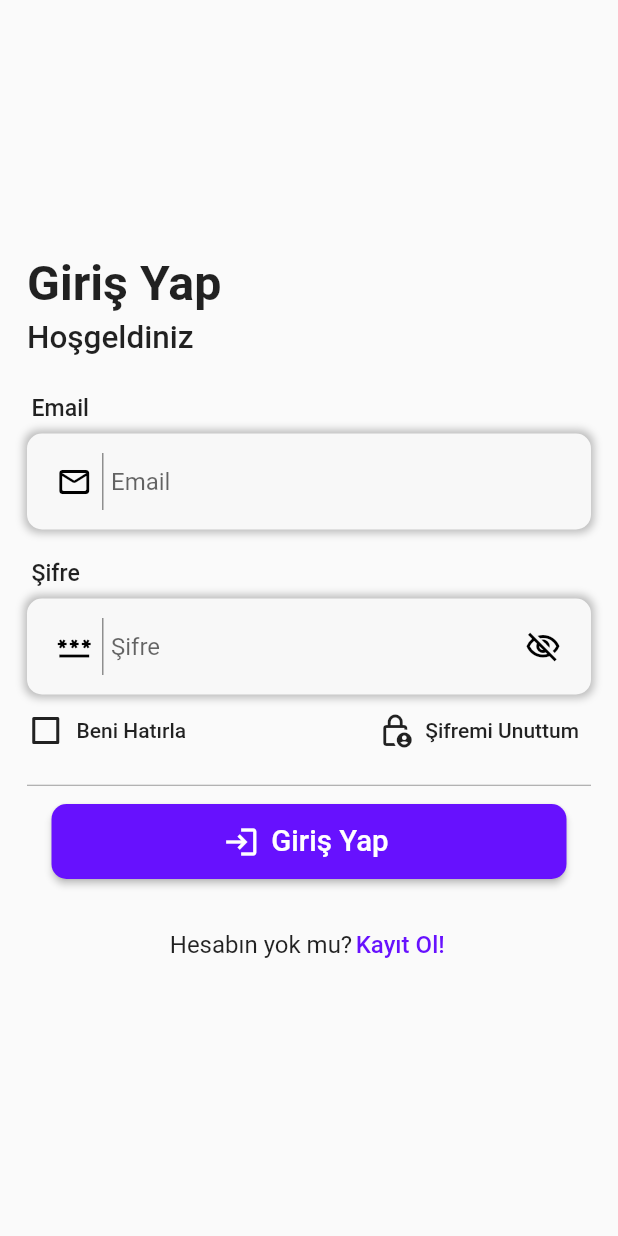
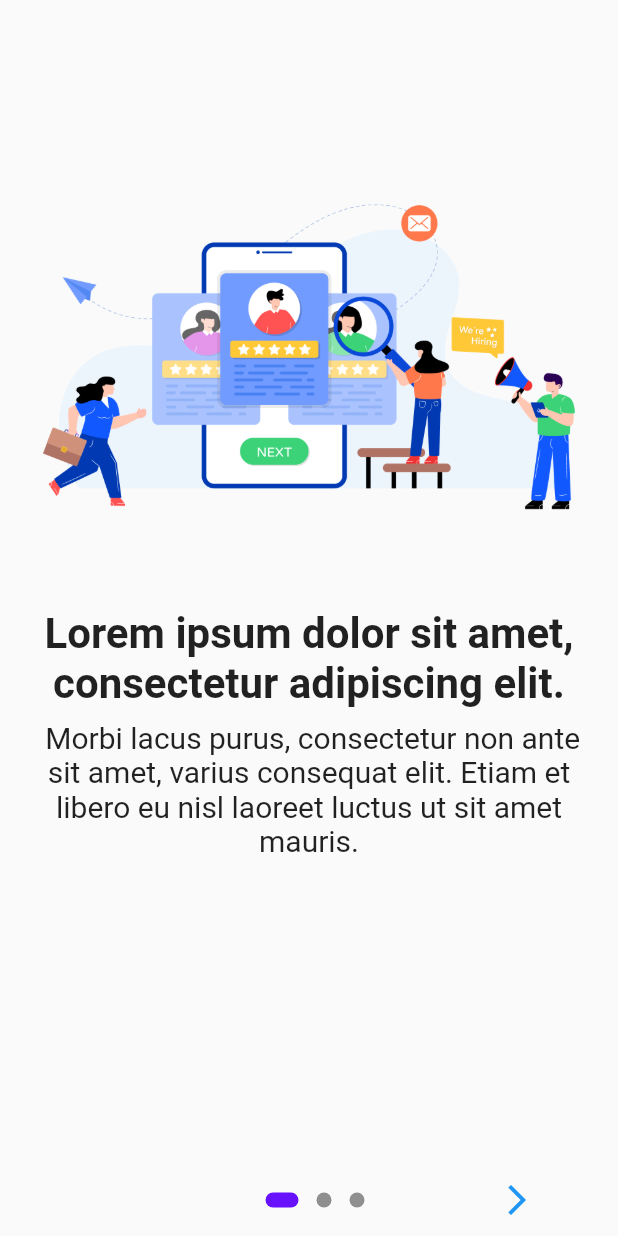
Before and after one commit to yusufkecer/HR, a Flutter app: the screen it shows after launch, on a phone screen of 412 x 824 dp. Run offline on Flutter 3.47's test engine with Material 2 defaults, Android fonts, the light colour scheme and no system bars; drawn by our look-alikes of introduction_screen; our stand-ins replace firebase_core, lottie; accounts and stored records are empty.

Commit message:
introduction page

```diff
--- a/lib/core/constant/edge_insets.dart
+++ b/lib/core/constant/edge_insets.dart
@@ -3,6 +3,7 @@ import 'package:flutter/cupertino.dart';
 class ProjectPadding extends EdgeInsets {
 //all
   const ProjectPadding.allEightteen() : super.all(18);
+  const ProjectPadding.allSixteen() : super.all(16);
   const ProjectPadding.allEight() : super.all(8);
   const ProjectPadding.edgeZero() : super.all(0);
 //only
--- a/lib/core/constant/radius.dart
+++ b/lib/core/constant/radius.dart
@@ -6,4 +6,5 @@ class ProjectBorders extends BorderRadius {
   const ProjectBorders.oneAll() : super.all(const Radius.circular(1));
   const ProjectBorders.smallAll() : super.all(const Radius.circular(10));
   const ProjectBorders.mediumAll() : super.all(const Radius.circular(16));
+  const ProjectBorders.bigAll() : super.all(const Radius.circular(20));
 }
--- a/lib/feature/auth/login_page.dart
+++ b/lib/feature/auth/login_page.dart
@@ -1,7 +1,7 @@
 import 'package:hrapp/core/constant/size.dart';
 import 'package:hrapp/feature/auth/register_page.dart';
 import 'package:hrapp/feature/auth/reset_password.dart';
-import 'package:hrapp/feature/splash_screen/loading_screen.dart';
+import 'package:hrapp/product/mixin/password_visible.dart';
 import 'package:hrapp/product/widgets/button/text_button.dart';
 import 'package:hrapp/product/widgets/checkbox.dart';
 import 'package:hrapp/product/widgets/text_fields.dart';
@@ -24,25 +24,12 @@ class LoginPage extends StatefulWidget {
   State<LoginPage> createState() => _LoginPageState();
 }
 
-class _LoginPageState extends State<LoginPage> {
-  bool splash = true;
-  @override
-  void initState() {
-    Future.delayed(const Duration(seconds: 4)).then((value) {
-      setState(() {
-        splash = false;
-      });
-    });
-    super.initState();
-  }
-
+class _LoginPageState extends State<LoginPage> with PasswordVisibilityMixin {
   bool isVisible = false;
 
   @override
   Widget build(BuildContext context) {
-    return splash
-        ? const Splash()
-        : Scaffold(
+    return Scaffold(
       body: Center(
         child: SingleChildScrollView(
           child: SafeArea(
--- a/lib/feature/auth/reset_password.dart
+++ b/lib/feature/auth/reset_password.dart
@@ -1,6 +1,6 @@
 import 'package:hrapp/core/constant/edge_insets.dart';
 import 'package:hrapp/core/constant/size.dart';
-import 'package:hrapp/feature/splash_screen/loading_screen.dart';
+import 'package:hrapp/feature/splash/splash_screen.dart';
 import 'package:hrapp/product/constant/colors.dart';
 import 'package:hrapp/product/constant/icons.dart';
 import 'package:hrapp/product/constant/string_data.dart';
--- /dev/null
+++ b/lib/feature/intro/introduction_screen.dart
@@ -0,0 +1,122 @@
+import 'package:flutter/material.dart';
+import 'package:hrapp/core/constant/edge_insets.dart';
+import 'package:hrapp/core/constant/radius.dart';
+import 'package:hrapp/core/constant/size.dart';
+import 'package:hrapp/feature/auth/login_page.dart';
+import 'package:hrapp/product/constant/assets.dart';
+import 'package:hrapp/product/constant/colors.dart';
+import 'package:hrapp/product/constant/font_size.dart';
+import 'package:hrapp/product/constant/icons.dart';
+import 'package:hrapp/product/constant/string_data.dart';
+import 'package:hrapp/product/constant/weight.dart';
+import 'package:introduction_screen/introduction_screen.dart';
+
+class Introduction extends StatelessWidget {
+  const Introduction({super.key});
+
+  @override
+  Widget build(BuildContext context) {
+    int initialPage = 0;
+    return SafeArea(
+      child: IntroductionScreen(
+        initialPage: initialPage,
+        curve: Curves.easeInCirc,
+        pages: [
+          pageView(StringData.titleFirst, StringData.subtitleFirst,
+              MyAssets.contact),
+          pageView(
+              StringData.titleSecond, StringData.subtitleSecond, MyAssets.join),
+          pageView(
+              StringData.titleEnd, StringData.subtitleEnd, MyAssets.programmer),
+        ],
+        done: doneText(),
+        dotsDecorator: dotsDecorator(),
+        onDone: () {
+          Navigator.of(context).pushAndRemoveUntil(
+              MaterialPageRoute(
+                builder: (context) => const LoginPage(),
+              ),
+              (route) => false);
+        },
+        controlsPadding: const ProjectPadding.topEight(),
+        next: nextButton(initialPage),
+      ),
+    );
+  }
+
+  SizedBox nextButton(int initialPage) {
+    return SizedBox(
+      height: ProjectSize.veryBigHeight().height,
+      child: IconButton(
+        onPressed: () {
+          initialPage = 1;
+        },
+        icon: const Icon(
+          MyIcons.arrowIOSIcon,
+        ),
+        padding: EdgeInsets.zero,
+        tooltip: "Geç",
+      ),
+    );
+  }
+
+  SizedBox doneText() {
+    return SizedBox(
+      height: ProjectSize.veryBigHeight().height,
+      child: const Text(
+        StringData.done,
+        style: TextStyle(
+          fontSize: ProjectFontSize.normalSize,
+        ),
+      ),
+    );
+  }
+
+  PageViewModel pageView(String title, String subtitle, String images) {
+    return PageViewModel(
+      title: pageViewInfo(
+        title,
+      ),
+      body: pageViewInfo(
+        subtitle,
+      ),
+      image: image(images),
+      decoration: decorationText(),
+    );
+  }
+
+  Image image(String myImage) {
+    return Image.asset(myImage);
+  }
+
+  String pageViewInfo(String info) {
+    return info;
+  }
+
+  PageDecoration decorationText() {
+    return PageDecoration(
+      titleTextStyle: const TextStyle(
+        fontSize: ProjectFontSize.introSize,
+        fontWeight: Weight.bold,
+      ),
+      imagePadding: EdgeInsets.zero,
+      titlePadding: const ProjectPadding.allEight().copyWith(bottom: 0),
+      bodyPadding: const ProjectPadding.allEight().copyWith(bottom: 0),
+      bodyTextStyle: const TextStyle(
+        fontSize: ProjectFontSize.bigSize,
+      ),
+    );
+  }
+
+  DotsDecorator dotsDecorator() {
+    return const DotsDecorator(
+      color: MyColor.osloGrey,
+      activeColor: MyColor.purplishBlue,
+      size: Size(10, 10),
+      activeSize: Size(22, 10),
+      activeShape: RoundedRectangleBorder(
+        borderRadius: ProjectBorders.bigAll(),
+      ),
+    );
+  }
+}
--- /dev/null
+++ b/lib/feature/splash/splash_screen.dart
@@ -0,0 +1,30 @@
+import 'package:flutter/material.dart';
+import 'package:hrapp/feature/intro/introduction_screen.dart';
+import 'package:lottie/lottie.dart';
+
+class Splash extends StatefulWidget {
+  const Splash({super.key});
+
+  @override
+  State<Splash> createState() => _SplashState();
+}
+
+class _SplashState extends State<Splash> {
+  @override
+  void initState() {
+    Future.delayed(const Duration(seconds: 3))
+        .whenComplete(() => Navigator.of(context).push(MaterialPageRoute(
+              builder: (context) => const Introduction(),
+            )));
+    super.initState();
+  }
+
+  @override
+  Widget build(BuildContext context) {
+    return Scaffold(
+      body: Center(
+        child: Lottie.asset("assets/splash.json"),
+      ),
+    );
+  }
+}
--- a/lib/feature/splash_screen/loading_screen.dart
+++ /dev/null
@@ -1,15 +0,0 @@
-import 'package:flutter/material.dart';
-import 'package:lottie/lottie.dart';
-
-class Splash extends StatelessWidget {
-  const Splash({super.key});
-
-  @override
-  Widget build(BuildContext context) {
-    return Scaffold(
-      body: Center(
-        child: Lottie.asset("assets/a.json"),
-      ),
-    );
-  }
-}
--- a/lib/main.dart
+++ b/lib/main.dart
@@ -1,7 +1,6 @@
 import 'package:firebase_core/firebase_core.dart';
 import 'package:flutter/material.dart';
-
-import 'feature/auth/login_page.dart';
+import 'feature/splash/splash_screen.dart';
 
 void main() async {
   WidgetsFlutterBinding.ensureInitialized();
@@ -20,7 +19,8 @@ class MyApp extends StatelessWidget {
         primarySwatch: Colors.blue,
         backgroundColor: const Color(0xFF6711fe),
       ),
-      home: const LoginPage(),
+      home: const Splash(),
+      //LoginPage(),
     );
   }
 }
--- /dev/null
+++ b/lib/product/constant/assets.dart
@@ -0,0 +1,5 @@
+class MyAssets {
+  static const contact = "assets/images/contact.png";
+  static const programmer = "assets/images/programmer.png";
+  static const join = "assets/images/join.png";
+}
--- a/lib/product/constant/font_Size.dart
+++ b/lib/product/constant/font_Size.dart
@@ -1,5 +1,9 @@
+// ignore_for_file: file_names
 class ProjectFontSize {
   static const double mainSize = 16;
+  static const double normalSize = 18;
+  static const double bigSize = 20;
+  static const double introSize = 28;
   //Textscalefactor
   static const double mainTitle = 2.3; //2.3
   static const double subTitle = 1.5;
--- a/lib/product/constant/icons.dart
+++ b/lib/product/constant/icons.dart
@@ -9,4 +9,7 @@ class MyIcons {
   static const user = Icons.person_outline_outlined;
   static const addPerson = Icons.person_add_alt_1_outlined;
   static const resetPassword = Icons.key_outlined;
+
+  static const arrowIcon = Icons.arrow_forward_outlined;
+  static const arrowIOSIcon = Icons.arrow_forward_ios_outlined;
 }
--- a/lib/product/constant/string_data.dart
+++ b/lib/product/constant/string_data.dart
@@ -20,4 +20,21 @@ class StringData {
   static const terms = "kullanıcı sözleşmesini ";
   static const and = "ve ";
   static const termsTextEnd = " kabul etmiş sayılırsınız.";
+
+  static const done = "Geç";
+
+//Intro
+  static const titleFirst =
+      "Lorem ipsum dolor sit amet, consectetur adipiscing elit.";
+  static const subtitleFirst =
+      " Morbi lacus purus, consectetur non ante sit amet, varius consequat elit. Etiam et libero eu nisl laoreet luctus ut sit amet mauris.";
+
+  static const titleSecond = "sit amet sodales tellus.";
+  static const subtitleSecond =
+      "Praesent a gravida metus. In et dui fringilla, sagittis risus vel, tempus est. Cras sit amet ligula sit amet urna porttitor feugiat ut a eros."
+      " Proin vestibulum eleifend dolor consequat vulputate. Sed scelerisque ultrices augue et pharetra. Aenean at nunc iaculis, pulvinar augue ac, pretium nisl.";
+
+  static const titleEnd = "Nullam non magna elit.";
+  static const subtitleEnd =
+      "Etiam facilisis purus non mauris interdum venenatis. Pellentesque ac tortor suscipit, interdum nulla vel, pulvinar lacus. ";
 }
--- a/pubspec.yaml
+++ b/pubspec.yaml
@@ -40,6 +40,7 @@ dependencies:
   firebase_auth: ^3.11.0
   cloud_firestore: ^3.5.0
   lottie: ^1.4.3
+  introduction_screen: ^3.0.1
 
 dev_dependencies:
   flutter_test:
@@ -66,7 +67,7 @@ flutter:
   # To add assets to your application, add an assets section, like this:
   assets:
     - assets/
-  #   - images/a_dot_ham.jpeg
+    - assets/images/
 
   # An image asset can refer to one or more resolution-specific "variants", see
   # https://flutter.dev/assets-and-images/#resolution-aware
```
Also changed, not shown: assets/images/contact.png (added), assets/images/join.png (added), assets/images/programmer.png (added), assets/splash.json (renamed from assets/a.json), pubspec.lock. Lines whose indentation alone changed are shown as unchanged.
